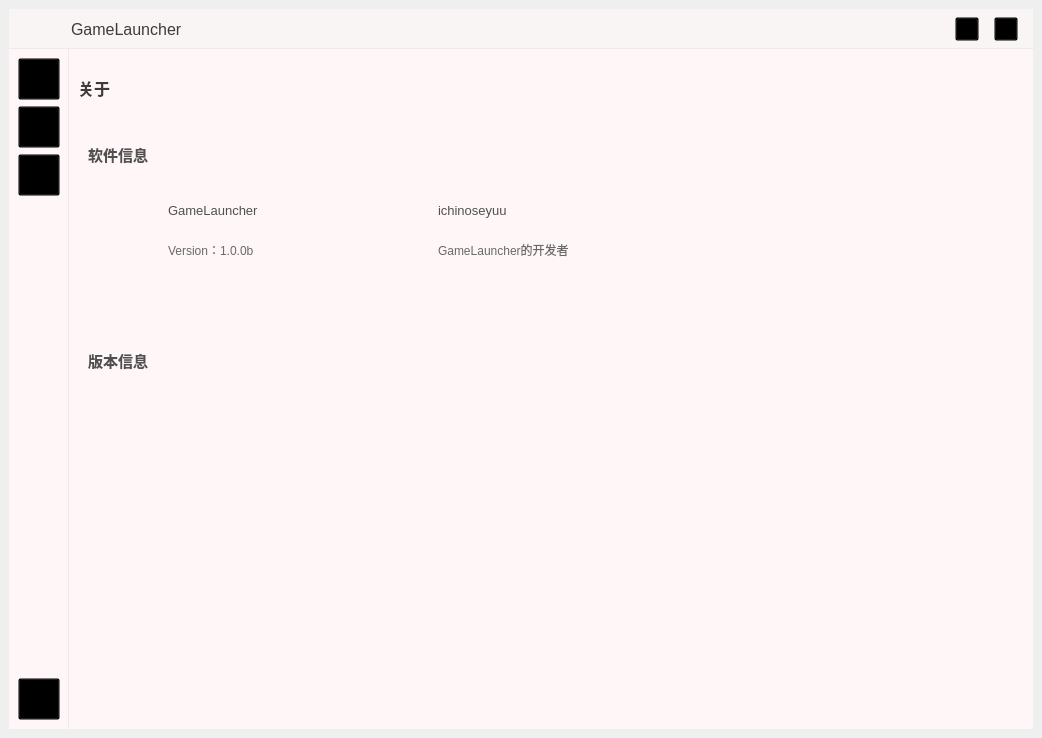
The window that ui/Main.ui (ichinoseyuu/GameLauncher) describes before a commit, drawn with Qt 5.
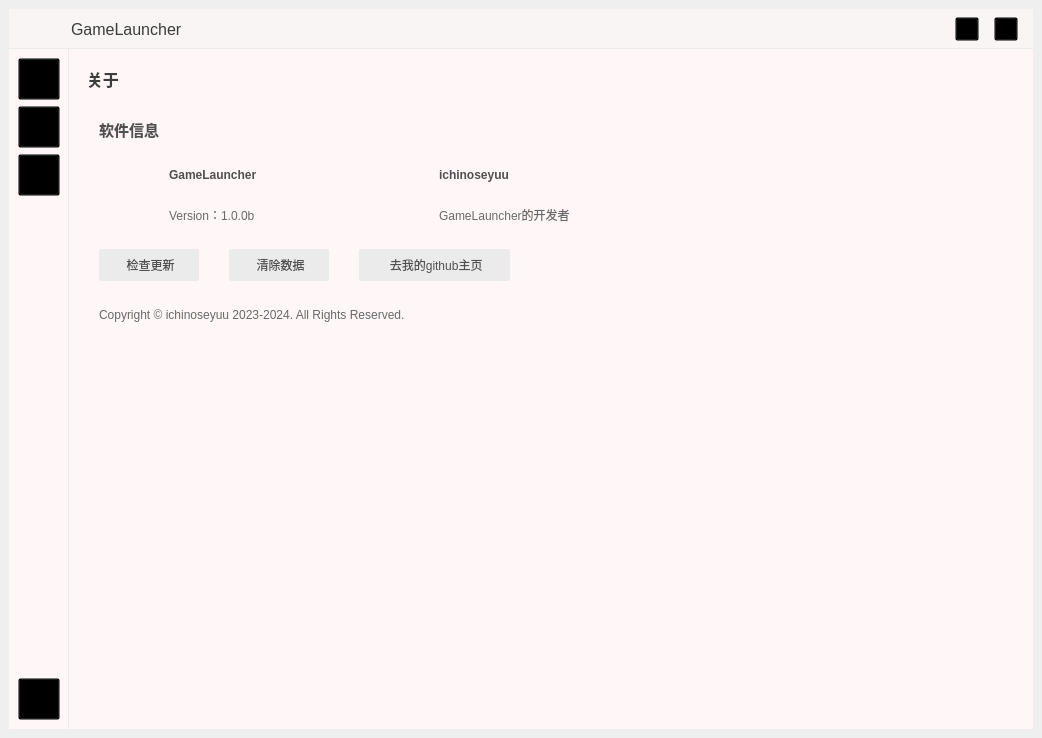
The same window after the commit. The open tabs and pages were chosen to show the change. Icons and pictures are not drawn.

Patch:
```diff
--- a/ui/Main.ui
+++ b/ui/Main.ui
@@ -109,7 +109,6 @@
 	font-family: &quot;微软雅黑&quot;;
 	font-size: 10pt;
 	color: dimgray;
-    border: 1px solid gainsboro;
 	border-radius: 2px;
 }
 
@@ -167,6 +166,11 @@
 #StartPage {
     background-color: rgb(255, 246, 248);
 }
+
+#StartLabel {
+	image: url(:/images/back_ground/start_bg.png);
+}
+
 #StartPageScrollArea {
     border: none;
 }
@@ -326,7 +330,8 @@
 
 #SoftwareName{
 	font-family: &quot;微软雅黑&quot;;
-	font-size: 10pt;
+	font-size: 9pt;
+	font-weight: bold;
 	color: rgb(80, 80, 80);
 }
 
@@ -337,12 +342,13 @@
 }
 
 #DeveloperPic{
-
+	image: url(:/images/icon/touxiang.png);
 }
 
 #DeveloperName{
 	font-family: &quot;微软雅黑&quot;;
-	font-size: 10pt;
+	font-size: 9pt;
+	font-weight: bold;
 	color: rgb(80, 80, 80);
 }
 
@@ -352,16 +358,27 @@
 	color: dimgray;
 }
 
-#VersionInfoWidget{
-    background-color: rgb(255, 246, 248);
-}
-
-#VersionInfoTitle{
-	font-family: &quot;微软雅黑&quot;;
-	font-size: 11pt;
-	font-weight: bold;
+#SoftwareInfoWidget QPushButton {
+    background-color: rgb(235, 235, 235);
 	color: rgb(80, 80, 80);
+    border-radius: 2px;
 }
+
+#SoftwareInfoWidget QPushButton:hover {
+    background-color: gainsboro;
+    border-radius: 2px;
+}
+
+#SoftwareInfoWidget QPushButton:pressed {
+    background-color: lightgray;
+    border-radius: 2px;
+}
+#CopyrightLabel{
+	font-family: &quot;微软雅黑&quot;;
+	font-size: 9pt;
+	color: dimgray
+}
+
 /*=============================*/
 
 QToolTip {
@@ -1265,46 +1282,37 @@
          </widget>
          <widget class="QWidget" name="AboutPage">
           <layout class="QVBoxLayout" name="verticalLayout_6">
-           <item>
-            <widget class="QLabel" name="AboutPageTitle">
-             <property name="minimumSize">
-              <size>
-               <width>0</width>
-               <height>60</height>
-              </size>
-             </property>
-             <property name="maximumSize">
-              <size>
-               <width>16777215</width>
-               <height>60</height>
-              </size>
-             </property>
-             <property name="text">
-              <string>关于</string>
-             </property>
-            </widget>
-           </item>
+           <property name="spacing">
+            <number>0</number>
+           </property>
+           <property name="leftMargin">
+            <number>0</number>
+           </property>
+           <property name="topMargin">
+            <number>0</number>
+           </property>
+           <property name="rightMargin">
+            <number>0</number>
+           </property>
+           <property name="bottomMargin">
+            <number>0</number>
+           </property>
            <item>
             <widget class="QScrollArea" name="AboutPageScrollArea">
              <property name="minimumSize">
               <size>
                <width>964</width>
-               <height>400</height>
+               <height>600</height>
               </size>
              </property>
              <property name="widgetResizable">
               <bool>true</bool>
              </property>
              <widget class="QWidget" name="AboutPageScrollWidget">
-              <property name="geometry">
-               <rect>
-                <x>0</x>
-                <y>0</y>
-                <width>964</width>
-                <height>400</height>
-               </rect>
-              </property>
               <layout class="QVBoxLayout" name="verticalLayout_7">
+               <property name="spacing">
+                <number>0</number>
+               </property>
                <property name="leftMargin">
                 <number>0</number>
                </property>
@@ -1321,35 +1329,35 @@
                 <widget class="QWidget" name="SoftwareInfoWidget" native="true">
                  <property name="minimumSize">
                   <size>
-                   <width>944</width>
-                   <height>200</height>
+                   <width>958</width>
+                   <height>680</height>
                   </size>
                  </property>
                  <property name="maximumSize">
                   <size>
-                   <width>944</width>
-                   <height>200</height>
+                   <width>958</width>
+                   <height>680</height>
                   </size>
                  </property>
                  <widget class="QLabel" name="SoftwareInfoTitle">
                   <property name="geometry">
                    <rect>
-                    <x>10</x>
-                    <y>0</y>
+                    <x>30</x>
+                    <y>60</y>
                     <width>171</width>
-                    <height>60</height>
+                    <height>40</height>
                    </rect>
                   </property>
                   <property name="minimumSize">
                    <size>
                     <width>0</width>
-                    <height>60</height>
+                    <height>40</height>
                    </size>
                   </property>
                   <property name="maximumSize">
                    <size>
                     <width>16777215</width>
-                    <height>60</height>
+                    <height>40</height>
                    </size>
                   </property>
                   <property name="text">
@@ -1359,8 +1367,8 @@
                  <widget class="QLabel" name="SoftwarePic">
                   <property name="geometry">
                    <rect>
-                    <x>20</x>
-                    <y>70</y>
+                    <x>30</x>
+                    <y>110</y>
                     <width>64</width>
                     <height>64</height>
                    </rect>
@@ -1384,8 +1392,8 @@
                  <widget class="QLabel" name="SoftwareName">
                   <property name="geometry">
                    <rect>
-                    <x>90</x>
-                    <y>70</y>
+                    <x>100</x>
+                    <y>110</y>
                     <width>125</width>
                     <height>32</height>
                    </rect>
@@ -1409,8 +1417,8 @@
                  <widget class="QLabel" name="SoftwareVersion">
                   <property name="geometry">
                    <rect>
-                    <x>90</x>
-                    <y>110</y>
+                    <x>100</x>
+                    <y>150</y>
                     <width>125</width>
                     <height>32</height>
                    </rect>
@@ -1434,8 +1442,8 @@
                  <widget class="QLabel" name="DeveloperPic">
                   <property name="geometry">
                    <rect>
-                    <x>270</x>
-                    <y>70</y>
+                    <x>300</x>
+                    <y>110</y>
                     <width>64</width>
                     <height>64</height>
                    </rect>
@@ -1459,8 +1467,8 @@
                  <widget class="QLabel" name="DeveloperName">
                   <property name="geometry">
                    <rect>
-                    <x>360</x>
-                    <y>70</y>
+                    <x>370</x>
+                    <y>110</y>
                     <width>125</width>
                     <height>32</height>
                    </rect>
@@ -1484,8 +1492,8 @@
                  <widget class="QLabel" name="DeveloperInfo">
                   <property name="geometry">
                    <rect>
-                    <x>360</x>
-                    <y>110</y>
+                    <x>370</x>
+                    <y>150</y>
                     <width>571</width>
                     <height>32</height>
                    </rect>
@@ -1506,45 +1514,162 @@
                    <string>GameLauncher的开发者</string>
                   </property>
                  </widget>
-                </widget>
-               </item>
-               <item>
-                <widget class="QWidget" name="VersionInfoWidget" native="true">
-                 <property name="minimumSize">
-                  <size>
-                   <width>944</width>
-                   <height>0</height>
-                  </size>
-                 </property>
-                 <property name="maximumSize">
-                  <size>
-                   <width>944</width>
-                   <height>16777215</height>
-                  </size>
-                 </property>
-                 <widget class="QLabel" name="VersionInfoTitle">
+                 <widget class="QPushButton" name="ButtonGitHub">
                   <property name="geometry">
                    <rect>
-                    <x>10</x>
-                    <y>0</y>
-                    <width>171</width>
-                    <height>60</height>
+                    <x>290</x>
+                    <y>200</y>
+                    <width>151</width>
+                    <height>32</height>
+                   </rect>
+                  </property>
+                  <property name="minimumSize">
+                   <size>
+                    <width>120</width>
+                    <height>32</height>
+                   </size>
+                  </property>
+                  <property name="maximumSize">
+                   <size>
+                    <width>16777215</width>
+                    <height>32</height>
+                   </size>
+                  </property>
+                  <property name="text">
+                   <string> 去我的github主页</string>
+                  </property>
+                  <property name="icon">
+                   <iconset resource="../resources/resources.qrc">
+                    <normaloff>:/btn/main_widget/github.png</normaloff>:/btn/main_widget/github.png</iconset>
+                  </property>
+                  <property name="iconSize">
+                   <size>
+                    <width>24</width>
+                    <height>24</height>
+                   </size>
+                  </property>
+                 </widget>
+                 <widget class="QPushButton" name="ButtonCheckUpdate">
+                  <property name="geometry">
+                   <rect>
+                    <x>30</x>
+                    <y>200</y>
+                    <width>100</width>
+                    <height>32</height>
+                   </rect>
+                  </property>
+                  <property name="minimumSize">
+                   <size>
+                    <width>100</width>
+                    <height>32</height>
+                   </size>
+                  </property>
+                  <property name="maximumSize">
+                   <size>
+                    <width>16777215</width>
+                    <height>32</height>
+                   </size>
+                  </property>
+                  <property name="toolTip">
+                   <string/>
+                  </property>
+                  <property name="text">
+                   <string> 检查更新</string>
+                  </property>
+                  <property name="icon">
+                   <iconset resource="../resources/resources.qrc">
+                    <normaloff>:/btn/main_widget/cheak_update.png</normaloff>:/btn/main_widget/cheak_update.png</iconset>
+                  </property>
+                  <property name="iconSize">
+                   <size>
+                    <width>24</width>
+                    <height>24</height>
+                   </size>
+                  </property>
+                 </widget>
+                 <widget class="QPushButton" name="ButtonRemoveUerdata">
+                  <property name="geometry">
+                   <rect>
+                    <x>160</x>
+                    <y>200</y>
+                    <width>100</width>
+                    <height>32</height>
+                   </rect>
+                  </property>
+                  <property name="minimumSize">
+                   <size>
+                    <width>100</width>
+                    <height>32</height>
+                   </size>
+                  </property>
+                  <property name="maximumSize">
+                   <size>
+                    <width>16777215</width>
+                    <height>32</height>
+                   </size>
+                  </property>
+                  <property name="text">
+                   <string> 清除数据</string>
+                  </property>
+                  <property name="icon">
+                   <iconset resource="../resources/resources.qrc">
+                    <normaloff>:/btn/main_widget/Clear_1.png</normaloff>:/btn/main_widget/Clear_1.png</iconset>
+                  </property>
+                  <property name="iconSize">
+                   <size>
+                    <width>24</width>
+                    <height>24</height>
+                   </size>
+                  </property>
+                 </widget>
+                 <widget class="QLabel" name="CopyrightLabel">
+                  <property name="geometry">
+                   <rect>
+                    <x>30</x>
+                    <y>250</y>
+                    <width>361</width>
+                    <height>32</height>
                    </rect>
                   </property>
                   <property name="minimumSize">
                    <size>
                     <width>0</width>
-                    <height>60</height>
+                    <height>32</height>
                    </size>
                   </property>
                   <property name="maximumSize">
                    <size>
                     <width>16777215</width>
+                    <height>32</height>
+                   </size>
+                  </property>
+                  <property name="text">
+                   <string>Copyright © ichinoseyuu 2023-2024. All Rights Reserved.</string>
+                  </property>
+                 </widget>
+                 <widget class="QLabel" name="AboutPageTitle">
+                  <property name="geometry">
+                   <rect>
+                    <x>0</x>
+                    <y>0</y>
+                    <width>964</width>
                     <height>60</height>
+                   </rect>
+                  </property>
+                  <property name="minimumSize">
+                   <size>
+                    <width>964</width>
+                    <height>60</height>
                    </size>
                   </property>
+                  <property name="maximumSize">
+                   <size>
+                    <width>964</width>
+                    <height>60</height>
+                   </size>
+                  </property>
                   <property name="text">
-                   <string>版本信息</string>
+                   <string>    关于</string>
                   </property>
                  </widget>
                 </widget>
```
Left out of the diff: 141 changed lines with no effect on the pictures.
